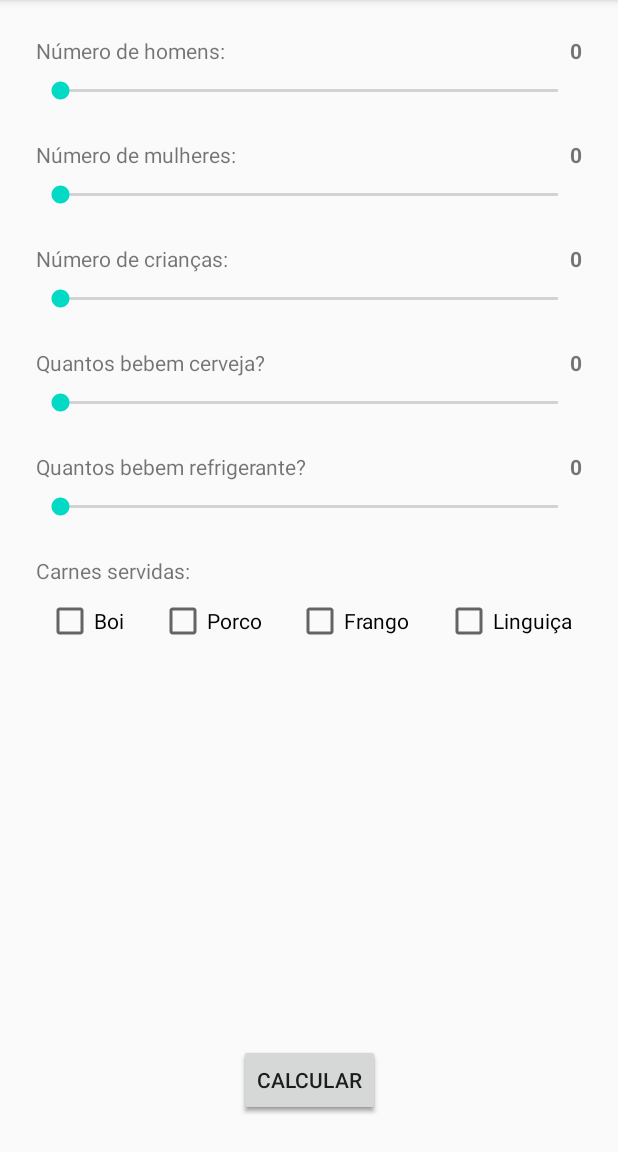
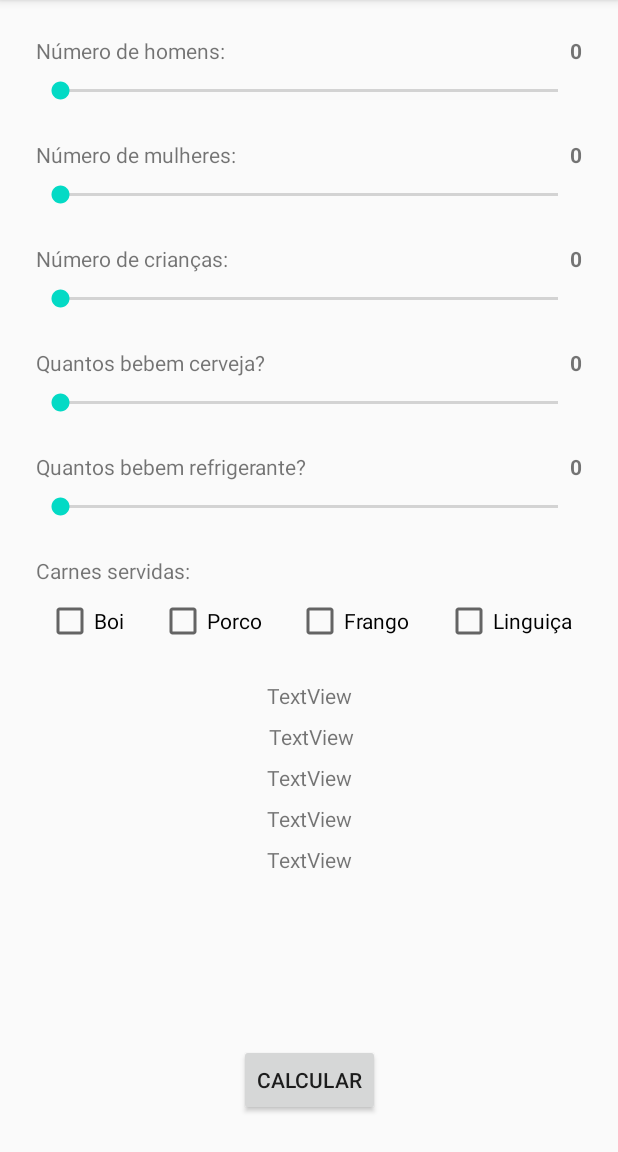
Before and after one commit to WhoisBsa/CalculadoraChurasco, an Android app: the Definicao screen opened directly, with no data from a screen before it, on a phone screen of 412 x 824 dp, the part 84-1236 px from its top. Run offline under Robolectric (Android 15) with nearby library versions, the phone set to English and light mode, and no system bars; 1 statement that could not run was skipped.

Commit message:
concluida função para calcular o peso de cada tipo de carne

```diff
--- a/app/src/main/java/com/hemilioaraujo/saichurrasco/Definicao.java
+++ b/app/src/main/java/com/hemilioaraujo/saichurrasco/Definicao.java
@@ -3,19 +3,33 @@ package com.hemilioaraujo.saichurrasco;
 import androidx.appcompat.app.AppCompatActivity;
 
 import android.os.Bundle;
+import android.view.View;
 import android.widget.Button;
 import android.widget.CheckBox;
 import android.widget.SeekBar;
 import android.widget.TextView;
+import android.widget.Toast;
+
+import java.lang.reflect.Array;
+import java.text.DecimalFormat;
+import java.text.NumberFormat;
 
 public class Definicao extends AppCompatActivity {
+    NumberFormat casas_decimais = new DecimalFormat("#.##");
 
     private SeekBar seekHomens, seekMulheres, seekCriancas, seekBebeCerveja, seekBebeRefri;
-    private CheckBox boi, porco, frango, linguica;
-    private Button calcular;
+    private CheckBox cheeckBoi, checkPorco, checkFrango, checkLinguica;
+    private Button btnCalcular;
     private Bundle dadosMainActivity;
     private int numeroPessoas, ajusteSeek;
     private TextView valorHomens, valorMulheres, valorCriancas, valorBebeCerveja, valorBebeRefri;
+
+    private TextView textViewTotal;
+    private TextView textViewBoi;
+    private TextView textViewPorco;
+    private TextView textViewFrango;
+    private TextView textViewLinguica;
+
 
     @Override
     protected void onCreate(Bundle savedInstanceState) {
@@ -44,12 +58,34 @@ public class Definicao extends AppCompatActivity {
         valorBebeCerveja = (TextView) findViewById(R.id.valorBebeCerveja);
         valorBebeRefri = (TextView) findViewById(R.id.valorBebeRefri);
 
-        boi = (CheckBox) findViewById(R.id.checkBoi);
-        porco = (CheckBox) findViewById(R.id.checkPorco);
-        frango = (CheckBox) findViewById(R.id.checkFrango);
-        linguica = (CheckBox) findViewById(R.id.checkLinguica);
+        cheeckBoi = (CheckBox) findViewById(R.id.checkBoi);
+        checkPorco = (CheckBox) findViewById(R.id.checkPorco);
+        checkFrango = (CheckBox) findViewById(R.id.checkFrango);
+        checkLinguica = (CheckBox) findViewById(R.id.checkLinguica);
 
-        calcular = (Button) findViewById(R.id.btnCalcular);
+        textViewTotal = (TextView) findViewById(R.id.textViewTotal);
+        textViewBoi = (TextView) findViewById(R.id.textViewBoi);
+        textViewPorco = (TextView) findViewById(R.id.textViewPorco);
+        textViewFrango = (TextView) findViewById(R.id.textViewFrango);
+        textViewLinguica = (TextView) findViewById(R.id.textViewLinguica);
+
+        btnCalcular = (Button) findViewById(R.id.btnCalcular);
+
+        btnCalcular.setOnClickListener(new View.OnClickListener() {
+            @Override
+            public void onClick(View v) {
+                double[] total_de_cada_carne;
+                double total = calcula_total_carne(seekHomens.getProgress(), seekMulheres.getProgress(), seekCriancas.getProgress());
+
+               total_de_cada_carne = calcula_total_cada_tipo_carne(cheeckBoi, checkPorco, checkFrango, checkLinguica, total);
+
+                textViewTotal.setText(String.valueOf(casas_decimais.format(total)));
+                textViewBoi.setText(String.valueOf(casas_decimais.format(total_de_cada_carne[0])));
+                textViewPorco.setText(String.valueOf(casas_decimais.format(total_de_cada_carne[1])));
+                textViewFrango.setText(String.valueOf(casas_decimais.format(total_de_cada_carne[2])));
+                textViewLinguica.setText(String.valueOf(casas_decimais.format(total_de_cada_carne[3])));
+            }
+        });
 
 
         seekHomens.setOnSeekBarChangeListener(new SeekBar.OnSeekBarChangeListener() {
@@ -141,6 +177,109 @@ public class Definicao extends AppCompatActivity {
             }
         });
 
+    }
 
+
+    public double calcula_total_carne(int homens, int mulheres, int criancas){
+        double HOMEM_COME = 0.4;
+        double MULHER_COME = 0.3;
+        double CRIANCA_COME = 0.15;
+
+        double total = (homens * HOMEM_COME) + (mulheres * MULHER_COME) + (criancas * CRIANCA_COME);
+
+        return total;
     }
+
+
+    public double[] calcula_total_cada_tipo_carne(CheckBox boi, CheckBox porco, CheckBox frango, CheckBox linguica, double total_carne){
+        double total_carne_boi = total_carne * 0.45;
+        double total_carne_porco = total_carne * 0.25;
+        double total_carne_frango = total_carne * 0.2;
+        double total_carne_linguica = total_carne * 0.2;
+
+        double soma_das_porcentagens = 0;
+        double diferenca = 0;
+        int itens_selecionados = 0;
+
+        //        VERIFICA SE O ITEM ESTÁ SELECIONADO E SOMA AO TOTAL RELATIVO A PORCENTAGEM DEFINIDA
+        if (boi.isChecked()){
+            soma_das_porcentagens += total_carne_boi;
+            itens_selecionados += 1;
+        } else {
+            total_carne_boi = 0;
+        }
+
+        if (porco.isChecked()){
+            soma_das_porcentagens += total_carne_porco;
+            itens_selecionados += 1;
+        }else {
+            total_carne_porco = 0;
+        }
+
+        if (frango.isChecked()){
+            soma_das_porcentagens += total_carne_frango;
+            itens_selecionados += 1;
+        }else {
+            total_carne_frango = 0;
+        }
+
+        if (linguica.isChecked()){
+            soma_das_porcentagens += total_carne_linguica;
+            itens_selecionados += 1;
+        }else {
+            total_carne_linguica = 0;
+        }
+
+        //        SE A SOMA RELATIVA AS PORCENTAGENS FOR MAIOR
+        if (soma_das_porcentagens > total_carne){
+            diferenca = soma_das_porcentagens - total_carne;
+
+            if (boi.isChecked()){
+                total_carne_boi -= diferenca / itens_selecionados;
+            }
+
+            if (porco.isChecked()){
+                total_carne_porco -= diferenca / itens_selecionados;
+            }
+
+            if (frango.isChecked()){
+                total_carne_frango -= diferenca / itens_selecionados;
+            }
+
+            if (linguica.isChecked()){
+                total_carne_linguica -= diferenca / itens_selecionados;
+            }
+        }
+        //        SE A SOMA RELATIVA AS PORCENTAGENS FOR MENOR
+        else if (soma_das_porcentagens < total_carne){
+            diferenca = total_carne - soma_das_porcentagens;
+
+            if (boi.isChecked()){
+                total_carne_boi += diferenca / itens_selecionados;
+            }
+
+            if (porco.isChecked()){
+                total_carne_porco += diferenca / itens_selecionados;
+            }
+
+            if (frango.isChecked()){
+                total_carne_frango += diferenca / itens_selecionados;
+            }
+
+            if (linguica.isChecked()){
+                total_carne_linguica += diferenca / itens_selecionados;
+            }
+        }
+
+        else {
+
+        }
+
+
+        double[] peso_de_cada_carne = {total_carne_boi, total_carne_porco, total_carne_frango, total_carne_linguica};
+
+        return peso_de_cada_carne;
+    }
+
+
 }
--- a/app/src/main/res/layout/activity_definicao.xml
+++ b/app/src/main/res/layout/activity_definicao.xml
@@ -12,22 +12,19 @@
         android:soundEffectsEnabled="false"
         tools:context=".MainActivity">
 
-        <Button
-            android:id="@+id/btnCalcular"
+        <TextView
+            android:id="@+id/textViewFrango"
             android:layout_width="wrap_content"
             android:layout_height="wrap_content"
-            android:layout_marginStart="24dp"
-            android:layout_marginLeft="24dp"
-            android:layout_marginTop="24dp"
-            android:layout_marginEnd="24dp"
-            android:layout_marginRight="24dp"
-            android:layout_marginBottom="24dp"
-            android:text="@string/calcular"
-            app:layout_constraintBottom_toBottomOf="parent"
+            android:layout_marginStart="8dp"
+            android:layout_marginLeft="8dp"
+            android:layout_marginTop="8dp"
+            android:layout_marginEnd="8dp"
+            android:layout_marginRight="8dp"
+            android:text="TextView"
             app:layout_constraintEnd_toEndOf="parent"
             app:layout_constraintStart_toStartOf="parent"
-            app:layout_constraintTop_toBottomOf="@+id/checkPorco"
-            app:layout_constraintVertical_bias="1.0" />
+            app:layout_constraintTop_toBottomOf="@+id/textViewPorco" />
 
         <SeekBar
             android:id="@+id/seekHomens"
@@ -311,10 +308,8 @@
             app:layout_constraintStart_toEndOf="@+id/textView5"
             app:layout_constraintTop_toTopOf="@+id/textView5" />
 
-    </androidx.constraintlayout.widget.ConstraintLayout>
-
         <Button
-        android:id="@+id/btnCalcular4"
+            android:id="@+id/btnCalcular"
             android:layout_width="wrap_content"
             android:layout_height="wrap_content"
             android:layout_marginStart="24dp"
@@ -327,7 +322,66 @@
             app:layout_constraintBottom_toBottomOf="parent"
             app:layout_constraintEnd_toEndOf="parent"
             app:layout_constraintStart_toStartOf="parent"
-        app:layout_constraintTop_toBottomOf="@+id/checkPorco"
+            app:layout_constraintTop_toBottomOf="@+id/textViewLinguica"
             app:layout_constraintVertical_bias="1.0" />
 
+        <TextView
+            android:id="@+id/textViewBoi"
+            android:layout_width="wrap_content"
+            android:layout_height="wrap_content"
+            android:layout_marginStart="8dp"
+            android:layout_marginLeft="8dp"
+            android:layout_marginTop="8dp"
+            android:layout_marginEnd="8dp"
+            android:layout_marginRight="8dp"
+            android:text="TextView"
+            app:layout_constraintEnd_toEndOf="parent"
+            app:layout_constraintHorizontal_bias="0.504"
+            app:layout_constraintStart_toStartOf="parent"
+            app:layout_constraintTop_toBottomOf="@+id/textViewTotal" />
+
+        <TextView
+            android:id="@+id/textViewPorco"
+            android:layout_width="wrap_content"
+            android:layout_height="wrap_content"
+            android:layout_marginStart="8dp"
+            android:layout_marginLeft="8dp"
+            android:layout_marginTop="8dp"
+            android:layout_marginEnd="8dp"
+            android:layout_marginRight="8dp"
+            android:text="TextView"
+            app:layout_constraintEnd_toEndOf="parent"
+            app:layout_constraintStart_toStartOf="parent"
+            app:layout_constraintTop_toBottomOf="@+id/textViewBoi" />
+
+        <TextView
+            android:id="@+id/textViewLinguica"
+            android:layout_width="wrap_content"
+            android:layout_height="wrap_content"
+            android:layout_marginStart="8dp"
+            android:layout_marginLeft="8dp"
+            android:layout_marginTop="8dp"
+            android:layout_marginEnd="8dp"
+            android:layout_marginRight="8dp"
+            android:text="TextView"
+            app:layout_constraintEnd_toEndOf="parent"
+            app:layout_constraintStart_toStartOf="parent"
+            app:layout_constraintTop_toBottomOf="@+id/textViewFrango" />
+
+        <TextView
+            android:id="@+id/textViewTotal"
+            android:layout_width="wrap_content"
+            android:layout_height="wrap_content"
+            android:layout_marginStart="8dp"
+            android:layout_marginLeft="8dp"
+            android:layout_marginTop="24dp"
+            android:layout_marginEnd="8dp"
+            android:layout_marginRight="8dp"
+            android:text="TextView"
+            app:layout_constraintEnd_toEndOf="parent"
+            app:layout_constraintStart_toStartOf="parent"
+            app:layout_constraintTop_toBottomOf="@+id/checkFrango" />
+
     </androidx.constraintlayout.widget.ConstraintLayout>
+
+</androidx.constraintlayout.widget.ConstraintLayout>
```
Lines whose indentation alone changed are shown as unchanged.
